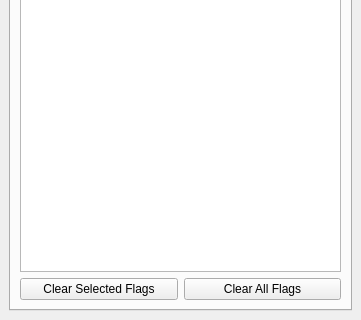
Above: ValidationTools/validation_toolbox.ui from dsgoficial/DsgTools before the change; both pictures show x 0 to 361 and y 244 to 564 of the 361 by 564 pixel window. Below: the same form after it.
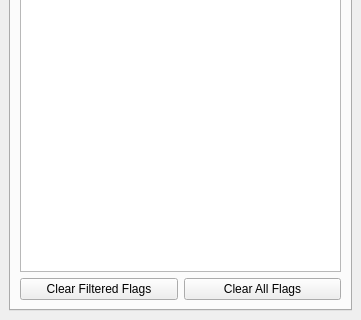
That is the form after the change. The open tabs and pages were chosen to show the change. Custom widgets are drawn as their Qt base class.

Commit message: botão de limpar flags 'selected' -> 'filtered'

What changed in the file:
```diff
--- a/ValidationTools/validation_toolbox.ui
+++ b/ValidationTools/validation_toolbox.ui
@@ -162,7 +162,7 @@
         <item row="2" column="0">
          <widget class="QPushButton" name="clearSelectedPushButton">
           <property name="text">
-           <string>Clear Selected Flags</string>
+           <string>Clear Filtered Flags</string>
           </property>
          </widget>
         </item>
```
